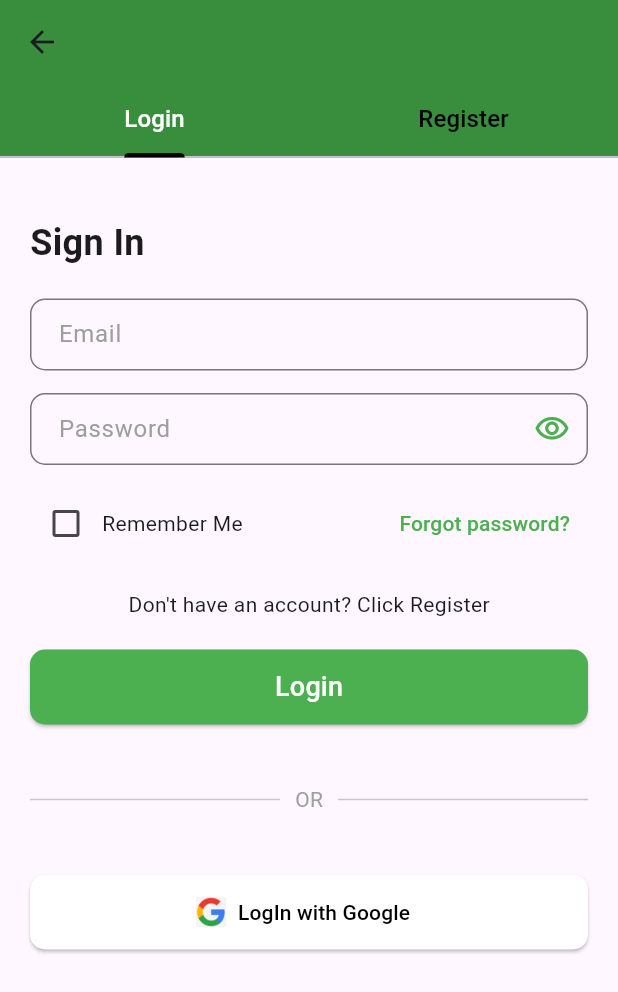
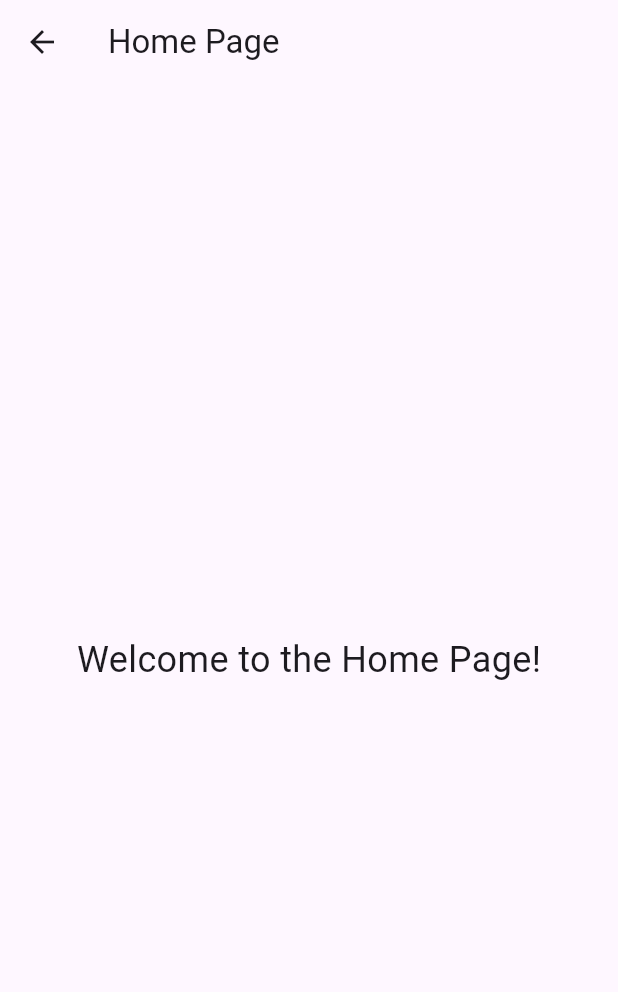
Before and after one commit to D-Binara/iwb102-team-novices, a Flutter app: the LogInPage screen opened directly, after a tap on "Login", on a phone screen of 412 x 824 dp. Shown: the top 992 px of the screen. Run offline on Flutter 3.47's test engine with Material 3 defaults, Android fonts, the phone set to English and light mode, and no system bars.

Commit message:
Craete Home Page

```diff
--- /dev/null
+++ b/frontend/lib/screens/Home_Page.dart
@@ -0,0 +1,19 @@
+import 'package:flutter/cupertino.dart';
+import 'package:flutter/material.dart';
+
+class HomePage extends StatelessWidget {
+  const HomePage({super.key});
+
+  @override
+  Widget build(BuildContext context) {
+    return Scaffold(
+      appBar: AppBar(title: const Text('Home Page')),
+      body: Center(
+        child: const Text(
+          'Welcome to the Home Page!',
+          style: TextStyle(fontSize: 24), // You can customize the font size and style here
+        ),
+      ),
+    );
+  }
+}
--- a/frontend/lib/screens/Landing_Page.dart
+++ b/frontend/lib/screens/Landing_Page.dart
@@ -1,7 +1,7 @@
 import 'package:flutter/material.dart';
 import 'dart:async';
 
-import 'package:frontend/screens/LogIn_Page..dart'; // For Timer
+import 'package:frontend/screens/LogIn_Page.dart'; // For Timer
 
 class LandingPage extends StatefulWidget {
   const LandingPage({super.key});
--- a/frontend/lib/screens/LogIn_Page..dart
+++ b/frontend/lib/screens/LogIn_Page.dart
@@ -1,5 +1,7 @@
 import 'package:flutter/material.dart';
-import 'package:frontend/screens/Register_Page.dart'; // Import your RegisterPage
+import 'package:frontend/screens/Register_Page.dart';
+
+import 'Home_Page.dart'; // Import your RegisterPage
 
 class LogInPage extends StatefulWidget {
   const LogInPage({super.key});
@@ -42,7 +44,6 @@ class _LogInPageState extends State<LogInPage> {
               ),
             ],
           ),
-
         ),
         body: TabBarView(
           children: [
@@ -68,55 +69,69 @@ class _LogInPageState extends State<LogInPage> {
             ),
             const SizedBox(height: 20),
             TextField(
-              keyboardType: TextInputType.emailAddress, // Sets the input type to email
+              keyboardType:
+                  TextInputType.emailAddress, // Sets the input type to email
               autocorrect: false, // Disable autocorrect for email input
-              textInputAction: TextInputAction.next, // Allows moving to the next input field
+              textInputAction:
+                  TextInputAction.next, // Allows moving to the next input field
               decoration: InputDecoration(
                 labelText: 'Email',
-                labelStyle: const TextStyle(color: Colors.grey), // Default label color
-                contentPadding: const EdgeInsets.symmetric(vertical: 10.0, horizontal: 15.0),
+                labelStyle:
+                    const TextStyle(color: Colors.grey), // Default label color
+                contentPadding: const EdgeInsets.symmetric(
+                    vertical: 10.0, horizontal: 15.0),
                 border: OutlineInputBorder(
                   borderRadius: BorderRadius.circular(10),
-                  borderSide: const BorderSide(color: Colors.black), // Default border color
+                  borderSide: const BorderSide(
+                      color: Colors.black), // Default border color
                 ),
                 focusedBorder: OutlineInputBorder(
                   borderRadius: BorderRadius.circular(10),
-                  borderSide: const BorderSide(color: Colors.green), // Focused border color
+                  borderSide: const BorderSide(
+                      color: Colors.green), // Focused border color
                 ),
                 focusedErrorBorder: OutlineInputBorder(
                   borderRadius: BorderRadius.circular(10),
-                  borderSide: const BorderSide(color: Colors.greenAccent), // Focused error border color
+                  borderSide: const BorderSide(
+                      color: Colors.greenAccent), // Focused error border color
                 ),
               ),
             ),
-
             const SizedBox(height: 15),
             TextField(
               obscureText: !_isPasswordVisible, // Toggle password visibility
               decoration: InputDecoration(
                 labelText: 'Password',
-                labelStyle: const TextStyle(color: Colors.grey), // Default label color
-                contentPadding: const EdgeInsets.symmetric(vertical: 10.0, horizontal: 15.0),
+                labelStyle:
+                    const TextStyle(color: Colors.grey), // Default label color
+                contentPadding: const EdgeInsets.symmetric(
+                    vertical: 10.0, horizontal: 15.0),
                 border: OutlineInputBorder(
                   borderRadius: BorderRadius.circular(10),
-                  borderSide: const BorderSide(color: Colors.black), // Default border color
+                  borderSide: const BorderSide(
+                      color: Colors.black), // Default border color
                 ),
                 focusedBorder: OutlineInputBorder(
                   borderRadius: BorderRadius.circular(10),
-                  borderSide: const BorderSide(color: Colors.green), // Focused border color
+                  borderSide: const BorderSide(
+                      color: Colors.green), // Focused border color
                 ),
                 focusedErrorBorder: OutlineInputBorder(
                   borderRadius: BorderRadius.circular(10),
-                  borderSide: const BorderSide(color: Colors.green), // Focused error border color
+                  borderSide: const BorderSide(
+                      color: Colors.green), // Focused error border color
                 ),
                 suffixIcon: IconButton(
                   icon: Icon(
-                    _isPasswordVisible ? Icons.visibility_off : Icons.visibility_outlined,
+                    _isPasswordVisible
+                        ? Icons.visibility_off
+                        : Icons.visibility_outlined,
                     color: Colors.green,
                   ),
                   onPressed: () {
                     setState(() {
-                      _isPasswordVisible = !_isPasswordVisible; // Toggle visibility
+                      _isPasswordVisible =
+                          !_isPasswordVisible; // Toggle visibility
                     });
                   },
                 ),
@@ -135,7 +150,8 @@ class _LogInPageState extends State<LogInPage> {
                           _isChecked = value!; // Update the checkbox state
                         });
                       },
-                      activeColor: Colors.green, // Set the checkbox color to green
+                      activeColor:
+                          Colors.green, // Set the checkbox color to green
                     ),
                     const Text('Remember Me'),
                   ],
@@ -158,7 +174,12 @@ class _LogInPageState extends State<LogInPage> {
             ),
             const SizedBox(height: 20),
             ElevatedButton(
-              onPressed: () {},
+              onPressed: () {
+                Navigator.push(
+                  context,
+                  MaterialPageRoute(builder: (context) => HomePage()),
+                );
+              },
               style: ElevatedButton.styleFrom(
                 backgroundColor: Colors.green,
                 minimumSize: const Size(double.infinity, 50),
@@ -183,7 +204,8 @@ class _LogInPageState extends State<LogInPage> {
               ],
             ),
             const SizedBox(height: 40),
-            buildSocialLoginButton('LogIn with Google', 'assets/Auth/google.png', Colors.white),
+            buildSocialLoginButton(
+                'LogIn with Google', 'assets/Auth/google.png', Colors.white),
           ],
         ),
       ),
@@ -191,12 +213,28 @@ class _LogInPageState extends State<LogInPage> {
   }
 
   Widget buildSocialLoginButton(String text, String logoAsset, Color bgColor) {
-    return ElevatedButton.icon(
+    return Container(
+      decoration: BoxDecoration(
+        boxShadow: [
+          BoxShadow(
+            color:
+                Colors.black.withOpacity(0.2), // Dark shadow color with opacity
+            spreadRadius: 2, // Spread radius of the shadow
+            blurRadius: 6, // Blur radius for the shadow softness
+            offset: const Offset(0, 3), // Offset for the shadow
+          ),
+        ],
+        borderRadius:
+            BorderRadius.circular(10), // Same border radius as the button
+      ),
+      child: ElevatedButton.icon(
         onPressed: () {},
         icon: Image.asset(logoAsset, height: 20), // Set your logo here
         label: Text(
           text,
-        style: TextStyle(color: bgColor == Colors.white ? Colors.black : Colors.white),
+          style: TextStyle(
+            color: bgColor == Colors.white ? Colors.black : Colors.white,
+          ),
         ),
         style: ElevatedButton.styleFrom(
           backgroundColor: bgColor,
@@ -205,6 +243,7 @@ class _LogInPageState extends State<LogInPage> {
             borderRadius: BorderRadius.circular(10),
           ),
         ),
+      ),
     );
   }
 }
--- a/frontend/lib/screens/Register_Page.dart
+++ b/frontend/lib/screens/Register_Page.dart
@@ -1,5 +1,5 @@
 import 'package:flutter/material.dart';
-import 'LogIn_Page..dart'; // Corrected import statement
+import 'LogIn_Page.dart'; // Corrected import statement
 
 class RegisterPage extends StatefulWidget {
   const RegisterPage({super.key});
```
Lines whose indentation alone changed are shown as unchanged.
